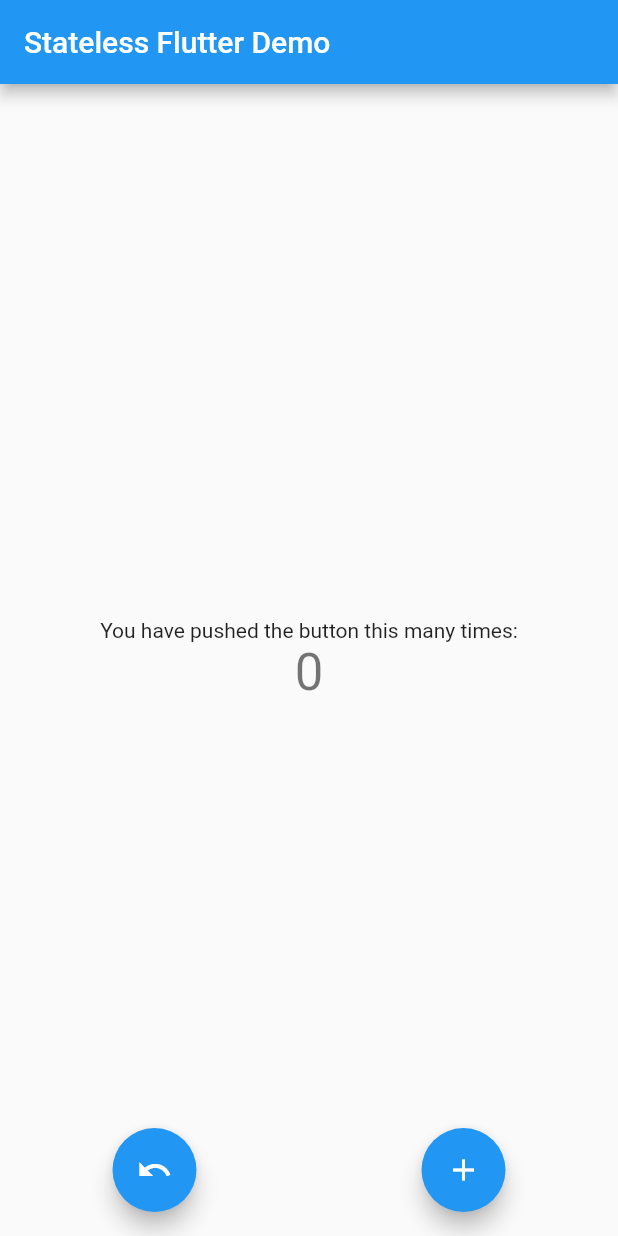
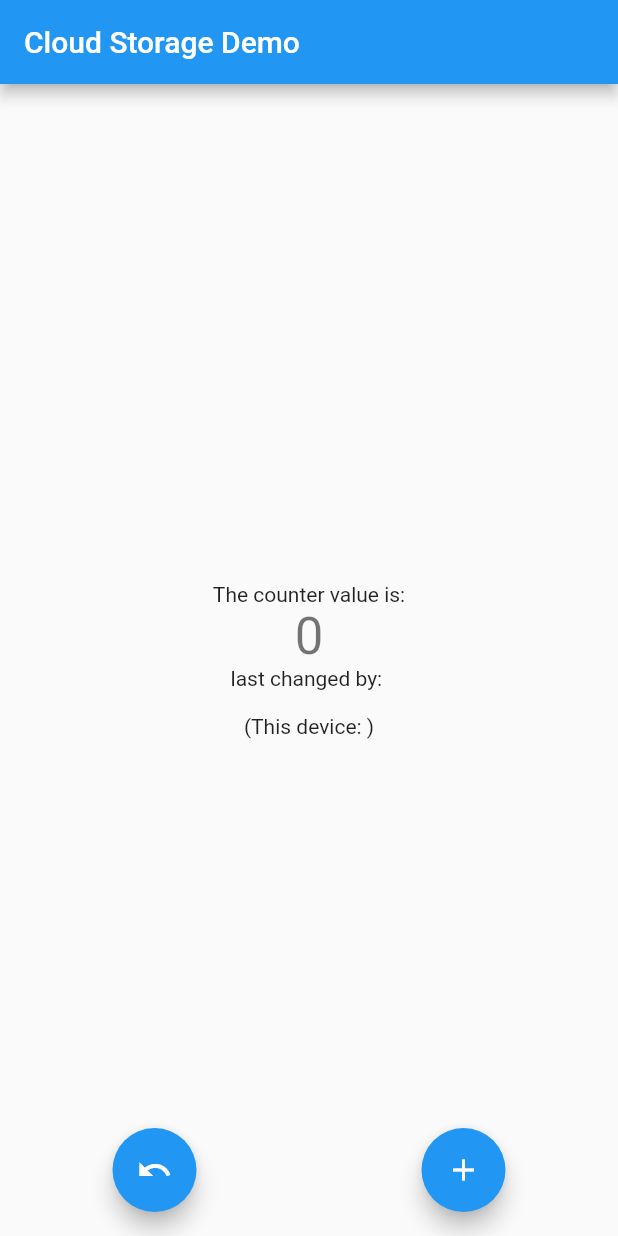
Before and after one commit to romajc84/flutter_create_stateless, a Flutter app: the MyHomePage screen opened directly, after a tap on the "undo" icon, on a phone screen of 412 x 824 dp. Run offline on Flutter 3.47's test engine with Material 2 defaults, Android fonts, the light colour scheme and no system bars; our stand-ins replace cloud_firestore, device_info; accounts and stored records are empty.

Commit message:
Cloud Based Data Persistence

```diff
--- a/lib/counter_state.dart
+++ b/lib/counter_state.dart
@@ -1,24 +1,44 @@
 import 'package:flutter/material.dart';
 import 'package:flutter/foundation.dart';
-import 'package:shared_preferences/shared_preferences.dart';
+import 'package:cloud_firestore/cloud_firestore.dart';
+import 'my_device.dart';
 
 class CounterState with ChangeNotifier {
+  // default Constructor - loads the latest saved-value from disk
+  // CounterState() {
+  //   _load();
+  // }
 
-  // default Constructor - loads the latest saved-value from disk
   CounterState() {
-    _load();
-  }
+  _myDevice = MyDevice()
+    ..addListener(() {
+      notifyListeners();
+    });
+  // start listening for DB data
+  _listenForUpdates();
+}
 
   // convenience, to avoid using this string-literal more then once
-  static const _sharedPrefsKey = 'counterState';
+  // static const _sharedPrefsKey = 'counterState';
+
+  // the location of the document containing our state data
+  final _sharedCounterDoc =
+      Firestore.instance.collection('counterApp').document('shared');
+  // convenience, to avoid using these string-literals more than once
+  static const _dbCounterValueField = 'counterValue';
+  static const _dbDeviceNameField = 'deviceName';
 
   // the actual state is private (hence the leading "_")
   int _value;
+  String _lastUpdatedByDevice;
+  MyDevice _myDevice;
 
   // this allows us read-only access to the state, which
   // ensures modification of state is via public methods
   // we expose (in this case that means "increment" only)
   int get value => _value;
+  String get lastUpdatedByDevice => _lastUpdatedByDevice;
+  String get myDevice => _myDevice.name;
 
   // transient state - i.e. will not be stored when the app is not running
   // internal-only readiness- & error-status
@@ -26,7 +46,7 @@ class CounterState with ChangeNotifier {
   bool _hasError = false;
 
   // read-only status indicators
-  bool get isWaiting => _isWaiting;
+  bool get isWaiting => _isWaiting || _myDevice.isWaiting;
   bool get hasError => _hasError;
 
   // how we modify state and notify consumers (e.g. the App UI)
@@ -46,29 +66,47 @@ class CounterState with ChangeNotifier {
     _save();
   }
 
-  void _load() => _store(load: true);
-  void _save() => _store();
+  // void _load() => _store(load: true);
+  // void _save() => _store();
 
   // helper to do the actual storage-ralated tasks handles both
   // initial-load & save since they only differ by essentially 1 line
   // - getInt vs setInt
-  void _store({bool load = false}) async {
+  // void _store({bool load = false}) async {
+  //   _hasError = false;
+  //   _isWaiting = true;
+  //   notifyListeners();
+  //   // artificial delay so we can see the UI changes
+  //   await Future.delayed(Duration(milliseconds: 500));
+
+  //   try {
+  //     final prefs = await SharedPreferences.getInstance();
+  //     if (load) {
+  //       _value = prefs.getInt(_sharedPrefsKey) ?? 0;
+  //     } else {
+  //       // save
+  //       // uncomment this to simulate an error-during-save
+  //       // if (_value > 3) throw Exception("Artificial Error");
+  //       await prefs.setInt(_sharedPrefsKey, _value);
+  //     }
+  //     _hasError = false;
+  //   } catch (error) {
+  //     _hasError = true;
+  //   }
+  //   _isWaiting = false;
+  //   notifyListeners();
+  // }
+
+  //  save the updated _value to the DB
+  void _save() async {
     _hasError = false;
     _isWaiting = true;
     notifyListeners();
-    // artificial delay so we can see the UI changes
-    await Future.delayed(Duration(milliseconds: 500));
-
     try {
-      final prefs = await SharedPreferences.getInstance();
-      if (load) {
-        _value = prefs.getInt(_sharedPrefsKey) ?? 0;
-      } else {
-        // save
-        // uncomment this to simulate an error-during-save
-        // if (_value > 3) throw Exception("Artificial Error");
-        await prefs.setInt(_sharedPrefsKey, _value);
-      }
+      await _sharedCounterDoc.setData({
+        _dbCounterValueField: _value,
+        _dbDeviceNameField: myDevice,
+      });
       _hasError = false;
     } catch (error) {
       _hasError = true;
@@ -76,4 +114,33 @@ class CounterState with ChangeNotifier {
     _isWaiting = false;
     notifyListeners();
   }
+
+  // how we receive data from the DB, and notify
+  void _listenForUpdates() {
+    // listen to the stream of updates (e.g. due to other devices)
+    _sharedCounterDoc.snapshots().listen(
+      (snapshot) {
+        _isWaiting = false;
+        if (!snapshot.exists) {
+          _hasError = true;
+          notifyListeners();
+          return;
+        }
+        _hasError = false;
+        // Don't trust what we receive
+        // - convert to string, then try to extract a number
+        final counterText =
+            (snapshot.data[_dbCounterValueField] ?? 0).toString();
+        // last resort to us 0
+        _value = int.tryParse(counterText) ?? 0;
+        _lastUpdatedByDevice =
+            (snapshot.data[_dbDeviceNameField] ?? 'No device').toString();
+        notifyListeners();
+      },
+      onError: (error) {
+        _hasError = true;
+        notifyListeners();
+      },
+    );
+  }
 }
--- a/lib/main.dart
+++ b/lib/main.dart
@@ -10,14 +10,14 @@ class MyApp extends StatelessWidget {
   @override
   Widget build(BuildContext context) {
     return MaterialApp(
-      title: 'Flutter Demo',
+      title: 'Cloud Storage Demo',
       theme: ThemeData(
         primarySwatch: Colors.blue,
         visualDensity: VisualDensity.adaptivePlatformDensity,
       ),
       home: ChangeNotifierProvider(
         create: (context) => CounterState(),
-        child: MyHomePage(title: 'Stateless Flutter Demo'),
+        child: MyHomePage(title: 'Cloud Storage Demo'),
       ),
     );
   }
@@ -53,7 +53,7 @@ class MyHomePage extends StatelessWidget {
                   ? ''
                   : counterState.isWaiting
                       ? 'Please wait...'
-                      : 'You have pushed the button this many times:',
+                      : 'The counter value is:',
             ),
             counterState.hasError
                 ? Text("Oops, something's wrong!")
@@ -63,6 +63,16 @@ class MyHomePage extends StatelessWidget {
                         '${counterState.value}',
                         style: Theme.of(context).textTheme.headline4,
                       ),
+            (counterState.hasError || counterState.isWaiting)
+                ? Text('')
+                : Column(
+                    children: [
+                      Text(
+                          'last changed by: ${counterState.lastUpdatedByDevice}'),
+                      SizedBox(height: 16.0),
+                      Text('(This device: ${counterState.myDevice})'),
+                    ],
+                  ),
           ],
         ),
       ),
--- /dev/null
+++ b/lib/my_device.dart
@@ -0,0 +1,34 @@
+import 'dart:io';
+import 'package:device_info/device_info.dart';
+import 'package:flutter/material.dart';
+
+// helper class to get my device name
+class MyDevice with ChangeNotifier {
+  // Constructor
+  MyDevice() {
+    _setup();
+  }
+  //
+  // instance properties
+  String _name;
+  String get name => _name;
+  //
+  // transient properties
+  bool _isWaiting = true;
+  bool get isWaiting => _isWaiting;
+  //
+  void _setup() async {
+    final devInfo = DeviceInfoPlugin();
+    if (Platform.isAndroid) {
+      final androidInfo = await devInfo.androidInfo;
+      _name = androidInfo.host;
+    } else if (Platform.isIOS) {
+      final iosInfo = await devInfo.iosInfo;
+      _name = iosInfo.name;
+    } else {
+      _name = 'Other';
+    }
+    _isWaiting = false;
+    notifyListeners();
+  }
+}
--- a/pubspec.yaml
+++ b/pubspec.yaml
@@ -28,7 +28,9 @@ dependencies:
   # Use with the CupertinoIcons class for iOS style icons.
   cupertino_icons: ^0.1.3
   provider: ^4.3.2+1
-  shared_preferences: ^0.5.10
+  # shared_preferences: ^0.5.10
+  cloud_firestore: ^0.12.11
+  device_info: ^0.4.1+3
 
 dev_dependencies:
   flutter_test:
```
Also changed, not shown: pubspec.lock, 6 other files.
